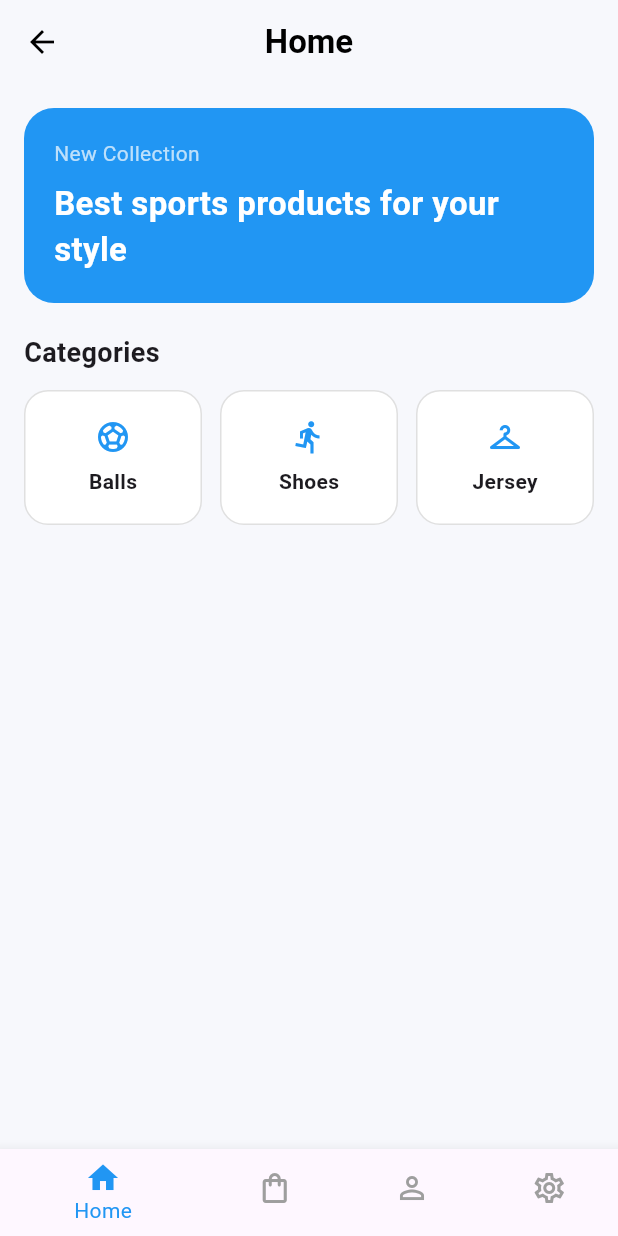
After one commit to mostafaelwazzany/flutter-task-5-Nti, a Flutter app: the HomeScreen screen opened directly, on a phone screen of 412 x 824 dp. The commit adds this screen. Run offline on Flutter 3.47's test engine with Material 3 defaults, Android fonts, the phone set to English and light mode, and no system bars.

Commit message:
feat: Add HomeScreen and integrate navigation from ShopScreen

```diff
--- /dev/null
+++ b/lib/screens/home_screen.dart
@@ -0,0 +1,146 @@
+import 'package:flutter/material.dart';
+import 'package:flutter_application_1/constants/app_colors.dart';
+
+class HomeScreen extends StatelessWidget {
+  const HomeScreen({super.key});
+
+  @override
+  Widget build(BuildContext context) {
+    return Scaffold(
+      backgroundColor: AppColors.background,
+      appBar: AppBar(
+        backgroundColor: AppColors.background,
+        elevation: 0,
+        title: const Text(
+          'Home',
+          style: TextStyle(
+            color: Colors.black,
+            fontWeight: FontWeight.bold,
+          ),
+        ),
+      ),
+      body: ListView(
+        padding: const EdgeInsets.all(16),
+        children: [
+          Container(
+            padding: const EdgeInsets.all(20),
+            decoration: BoxDecoration(
+              color: Colors.blue,
+              borderRadius: BorderRadius.circular(20),
+            ),
+            child: const Column(
+              crossAxisAlignment: CrossAxisAlignment.start,
+              children: [
+                Text(
+                  'New Collection',
+                  style: TextStyle(
+                    color: Colors.white70,
+                    fontSize: 14,
+                  ),
+                ),
+                SizedBox(height: 8),
+                Text(
+                  'Best sports products for your style',
+                  style: TextStyle(
+                    color: Colors.white,
+                    fontSize: 22,
+                    fontWeight: FontWeight.bold,
+                  ),
+                ),
+              ],
+            ),
+          ),
+          const SizedBox(height: 20),
+          const Text(
+            'Categories',
+            style: TextStyle(
+              fontSize: 18,
+              fontWeight: FontWeight.bold,
+            ),
+          ),
+          const SizedBox(height: 12),
+          const Row(
+            children: [
+              Expanded(
+                child: CategoryBox(
+                  title: 'Balls',
+                  icon: Icons.sports_soccer,
+                ),
+              ),
+              SizedBox(width: 12),
+              Expanded(
+                child: CategoryBox(
+                  title: 'Shoes',
+                  icon: Icons.directions_run,
+                ),
+              ),
+              SizedBox(width: 12),
+              Expanded(
+                child: CategoryBox(
+                  title: 'Jersey',
+                  icon: Icons.checkroom,
+                ),
+              ),
+            ],
+          ),
+        ],
+      ),
+      bottomNavigationBar: BottomNavigationBar(
+        currentIndex: 0,
+        selectedItemColor: Colors.blue,
+        unselectedItemColor: Colors.grey,
+        items: const [
+          BottomNavigationBarItem(
+            icon: Icon(Icons.home),
+            label: 'Home',
+          ),
+          BottomNavigationBarItem(
+            icon: Icon(Icons.shopping_bag_outlined),
+            label: 'Shop',
+          ),
+          BottomNavigationBarItem(
+            icon: Icon(Icons.person_outline),
+            label: 'Profile',
+          ),
+          BottomNavigationBarItem(
+            icon: Icon(Icons.settings_outlined),
+            label: 'Settings',
+          ),
+        ],
+      ),
+    );
+  }
+}
+
+class CategoryBox extends StatelessWidget {
+  const CategoryBox({
+    super.key,
+    required this.title,
+    required this.icon,
+  });
+
+  final String title;
+  final IconData icon;
+
+  @override
+  Widget build(BuildContext context) {
+    return Container(
+      padding: const EdgeInsets.symmetric(vertical: 18),
+      decoration: BoxDecoration(
+        color: Colors.white,
+        borderRadius: BorderRadius.circular(16),
+        border: Border.all(color: Colors.grey.shade300),
+      ),
+      child: Column(
+        children: [
+          Icon(icon, color: Colors.blue),
+          const SizedBox(height: 8),
+          Text(
+            title,
+            style: const TextStyle(fontWeight: FontWeight.bold),
+          ),
+        ],
+      ),
+    );
+  }
+}
--- a/lib/screens/shop_screen.dart
+++ b/lib/screens/shop_screen.dart
@@ -1,5 +1,6 @@
 import 'package:flutter/material.dart';
 import 'package:flutter_application_1/constants/app_colors.dart';
+import 'package:flutter_application_1/screens/home_screen.dart';
 import 'package:flutter_application_1/screens/profile_screen.dart';
 
 class ShopScreen extends StatelessWidget {
@@ -57,6 +58,14 @@ class ShopScreen extends StatelessWidget {
         selectedItemColor: Colors.blue,
         unselectedItemColor: Colors.grey,
         onTap: (index) {
+          if (index == 0) {
+            Navigator.push(
+              context,
+              MaterialPageRoute(
+                builder: (context) => const HomeScreen(),
+              ),
+            );
+          }
           if (index == 2) {
             Navigator.push(
               context,
```
Also changed, not shown: 1 other file.
